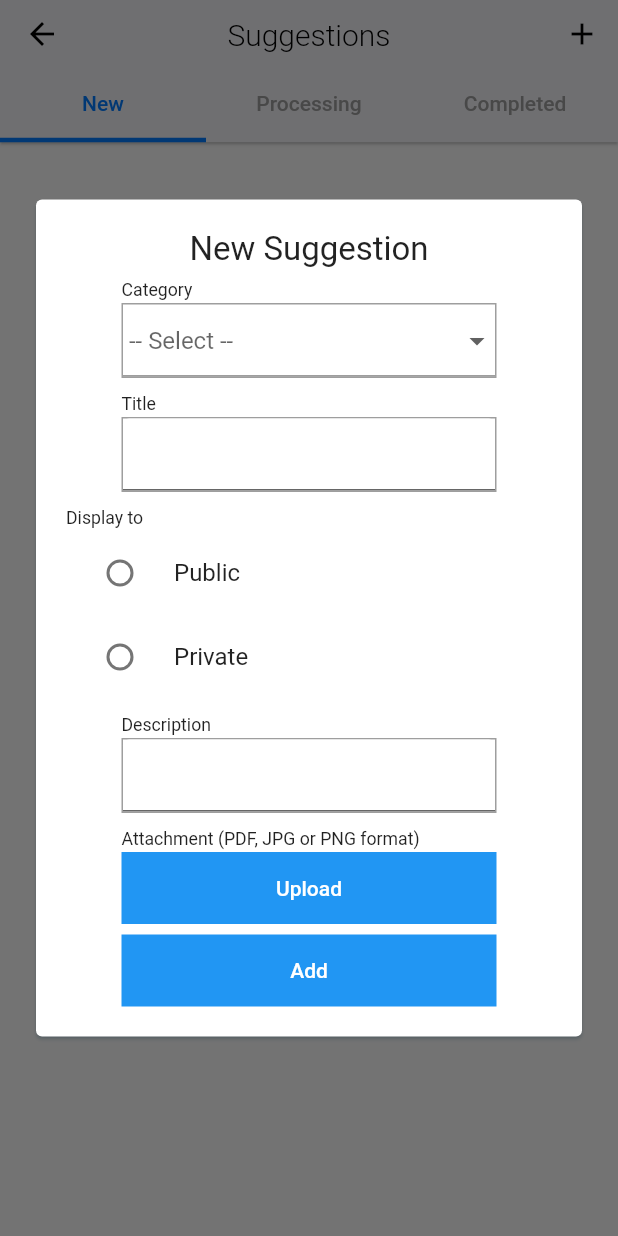
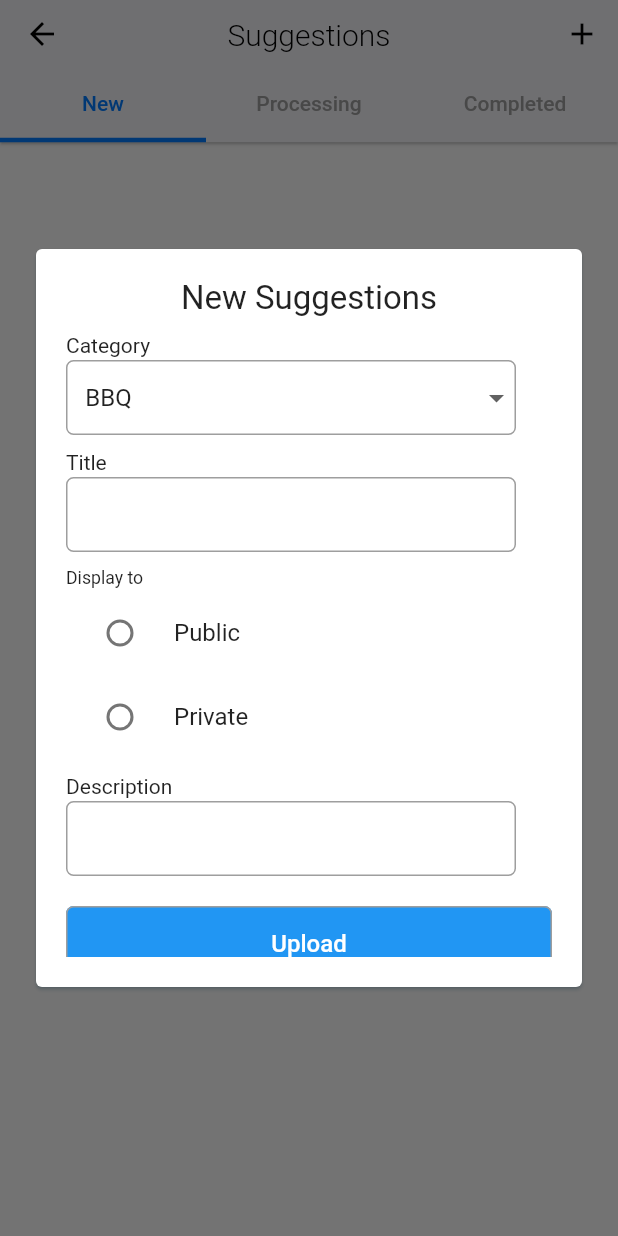
Before and after one commit to CodingPe/homeserva2, a Flutter app: the Suggestions screen opened directly, after a tap on the "add" icon, on a phone screen of 412 x 824 dp. Run offline on Flutter 3.47's test engine with Material 2 defaults, Android fonts, the phone set to English and light mode, and no system bars; our stand-ins replace badges, firebase_core, firebase_messaging, flutter_local_notifications, group_button, hive and 2 more; accounts and stored records are empty; network calls fail.

Commit message:
- 優化了Form的 height，現在整體比較大了 - 弄了sub user account的SOS button

```diff
--- a/lib/a20_04_suggestions.dart
+++ b/lib/a20_04_suggestions.dart
@@ -76,89 +76,90 @@ class _SuggestionsState extends State<Suggestions> {
     }
   }
 
-  void showAddContentDialog() {
+  void showAddSuggestionDialog() {
     showDialog(
         context: context,
         builder: (ctx) => StatefulBuilder(
             builder: (context,setState){
               return Center(
                 child: Container(
-                    constraints: const BoxConstraints(
-                        minWidth: 500
-                    ),
+                    height: 500,
                     margin: const EdgeInsets.all(20),
                     child: Card(
                       shadowColor: Colors.blueGrey,
                       child: Container(
                         padding: const EdgeInsets.all(20),
-                        child:  Form(
+                        child: Form(
                             key: _formKey,
                             child: ScrollConfiguration(
                               behavior: const ScrollBehavior().copyWith(overscroll: false),
-                            child: SingleChildScrollView(
-                              child: Column(
+                              child: ListView(
                                 children: [
-                                  const Text("New Suggestion",style: TextStyle(fontWeight: FontWeight.w400,fontSize: 22),),
-                                  const SizedBox(height: 7),
                                   Column(
                                     crossAxisAlignment: CrossAxisAlignment.start,
                                     children: [
-                                      const Text("Category"),
+                                      const Center(
+                                        child: Text("New Suggestions",style: TextStyle(fontWeight: FontWeight.w400,fontSize: 22),),
+                                      ),
+                                      const SizedBox(height: 10),
+                                      const Text("Category",style: TextStyle(fontSize: 14)),
                                       const SizedBox(height: 2),
                                       Container(
-                                        width: 250,
+                                        width: 300,
                                         decoration: BoxDecoration(
+                                          color: Colors.white,
+                                          borderRadius: BorderRadius.circular(5),
                                           border: Border.all(color: Colors.grey),
                                         ),
                                         child: DropdownButtonFormField(
-                                          hint: const Text(" -- Select --"),
+                                          decoration: const InputDecoration(
+                                            border: InputBorder.none,
+                                          ),
                                           isExpanded: true,
-                                          value: selectedTitle,
+                                          value: list.first,
                                           items: list.map((value) => DropdownMenuItem(
+                                            value: value,
                                             child: Text('   $value',),
-                                            value: value,
                                           )).toList(),
                                           onChanged: (String? value) {
                                             setState(() {
                                               selectedTitle = value;
                                             });
                                           },
-                                          validator: (value){
-                                            if(value == null || value.isEmpty){
-                                              return "Please select your Category";
-                                            }
-                                            return null;
+                                        ),
+                                      ),
+                                      const SizedBox(height: 10),
+                                      const Text("Title",style: TextStyle(fontSize: 14)),
+                                      const SizedBox(height: 2),
+                                      Container(
+                                          width: 300,
+                                          decoration: BoxDecoration(
+                                            color: Colors.white,
+                                            borderRadius: BorderRadius.circular(5),
+                                            border: Border.all(color: Colors.grey),
+                                          ),
+                                          child: Padding(
+                                            padding: const EdgeInsets.only(left: 5),
+                                            child: TextFormField(
+                                              controller: title,
+                                              decoration: InputDecoration(
+                                                border: InputBorder.none,
+                                                suffixIcon: title.text.isNotEmpty
+                                                    ? IconButton(
+                                                  icon: const Icon(Icons.clear, color: Colors.grey,size: 20,),
+                                                  onPressed: () {
+                                                    setState(() {
+                                                      title.clear();
+                                                    });
+                                                  },
+                                                )
+                                                    : null,
+                                              ),
+                                              onChanged: (value) {
+                                                setState(() {});
                                               },
                                             ),
-                                      ),
-                                    ],
-                                  ),
-                                  const SizedBox(height: 10),
-                                  Column(
-                                    crossAxisAlignment: CrossAxisAlignment.start,
-                                    children: [
-                                      const Text("Title"),
-                                      const SizedBox(height: 2),
-                                      Container(
-                                          width: 250,
-                                          decoration: BoxDecoration(
-                                            border: Border.all(color: Colors.grey),
-                                          ),
-                                          child: TextFormField(
-                                            controller: title,
-                                            decoration: const InputDecoration(
-                                              filled: true,
-                                              fillColor: Colors.white,
-                                            ),
-                                            validator: (value){
-                                              if(value == null || value.isEmpty){
-                                                return "Please fill your title";
-                                              }
-                                              return null;
-                                            },
                                           )
-                                      ),
-                                    ],
                                       ),
                                       const SizedBox(height: 10),
                                       Column(
@@ -192,95 +193,88 @@ class _SuggestionsState extends State<Suggestions> {
                                         ],
                                       ),
                                       const SizedBox(height: 10),
-                                  Column(
-                                    crossAxisAlignment: CrossAxisAlignment.start,
-                                    children: [
-                                      const Text("Description"),
+                                      const Text("Description",style: TextStyle(fontSize: 14)),
                                       const SizedBox(height: 2),
                                       Container(
-                                        width: 250,
+                                          width: 300,
                                           decoration: BoxDecoration(
+                                            color: Colors.white,
+                                            borderRadius: BorderRadius.circular(5),
                                             border: Border.all(color: Colors.grey),
                                           ),
-                                        child: Expanded(
+                                          child: Padding(
+                                            padding: const EdgeInsets.only(left: 5),
                                             child: TextFormField(
                                               controller: description,
-                                            decoration: const InputDecoration(
-                                              filled: true,
-                                              fillColor: Colors.white,
+                                              decoration: InputDecoration(
+                                                border: InputBorder.none,
+                                                suffixIcon: description.text.isNotEmpty
+                                                    ? IconButton(
+                                                  icon: const Icon(Icons.clear, color: Colors.grey,size: 20,),
+                                                  onPressed: () {
+                                                    setState(() {
+                                                      description.clear();
+                                                    });
+                                                  },
+                                                )
+                                                    : null,
                                               ),
-                                            validator: (value){
-                                              if(value == null || value.isEmpty){
-                                                return "Please fill your description";}
-                                              return null;
+                                              onChanged: (value) {
+                                                setState(() {});
                                               },
+                                            ),
+                                          )
+                                      ),
+                                    ],
+                                  ),
+                                  const SizedBox(height: 20),
+                                  SizedBox(
+                                    width: 300,
+                                    height: 50,
+                                    child: TextButton(
+                                      onPressed: (){
+                                        pickImage();
+                                      },
+                                      style: TextButton.styleFrom(
+                                        backgroundColor: Colors.blue,
+                                        primary: Colors.white,
+                                        shape: RoundedRectangleBorder(
+                                          borderRadius: BorderRadius.circular(5),
+                                          side: const BorderSide(color: Colors.grey),
+                                        ),
+                                      ),
+                                      child: const Text(
+                                        'Upload',
+                                        style: TextStyle(fontSize: 16),
+                                      ),
+                                    ),
+                                  ),
+                                  const SizedBox(height: 10),
+                                  SizedBox(
+                                    width: 300,
+                                    height: 50,
+                                    child: TextButton(
+                                      onPressed: (){
+                                        Navigator.pop(context);
+                                      },
+                                      style: TextButton.styleFrom(
+                                        backgroundColor: Colors.blue,
+                                        primary: Colors.white,
+                                        padding: const EdgeInsets.symmetric(horizontal: 24, vertical: 8),
+                                        shape: RoundedRectangleBorder(
+                                          borderRadius: BorderRadius.circular(5),
+                                          side: const BorderSide(color: Colors.grey),
+                                        ),
+                                      ),
+                                      child: const Text(
+                                        'Add',
+                                        style: TextStyle(fontSize: 16),
                                       ),
                                     ),
                                   )
                                 ],
                               ),
-                                  const SizedBox(height: 10),
-                                  Column(
-                                    crossAxisAlignment: CrossAxisAlignment.start,
-                                    children: [
-                                      const Text("Attachment (PDF, JPG or PNG format)"),
-                                      const SizedBox(height: 2),
-                                      if (image != null)
-                                        Container(
-                                          width: 250,
-                                          height: 250,
-                                          decoration: BoxDecoration(
-                                            image: DecorationImage(
-                                              image: FileImage(image!),
-                                              fit: BoxFit.cover,
-                                            ),
-                                          ),
-                                        ),
-                                      if (image != null)
-                                        Positioned(
-                                          top: 0,
-                                          right: 0,
-                                          child: GestureDetector(
-                                            onTap: () {
-                                              setState(() {
-                                                image = null;
-                                              });
-                                            },
-                                            child: const Icon(
-                                              Icons.clear,
-                                              color: Colors.white,
-                                            ),
-                                          ),
-                                        ),
-                                      Container(
-                                        width: 250,
-                                        color: Colors.blue,
-                                        child: TextButton(onPressed: (){
-                                          pickImage();
-                                        }, child: const Text("Upload",style: TextStyle(color: Colors.white),)),
-                                      ),
-                                      const SizedBox(height: 7),
-                                      Container(
-                                        width: 250,
-                                        color: Colors.blue,
-                                        child: TextButton(
-                                          onPressed: () {
-                                            _addSuggestion();
-                                            print(image);
-                                            Navigator.pop(context);
-                                          },
-                                          child: const Text(
-                                            "Add",
-                                            style: TextStyle(color: Colors.white),
-                                          ),
-                                        ),
-                                      ),
-                                    ],
-                                  ),
-                                ],
-                              ),
-                            ),
-                          ),
+                            )
                         ),
                       ),
                     )
@@ -324,7 +318,7 @@ class _SuggestionsState extends State<Suggestions> {
         ),
         actions: [
           IconButton(onPressed: () {
-            showAddContentDialog();
+            showAddSuggestionDialog();
           }, icon: const Icon(Icons.add, color: Colors.black))
         ],
       ),
```
Also changed, not shown: lib/a20_01_visitor.dart (+10 -20 lines), lib/a20_03_complaints.dart (+121 -118 lines), lib/a20_09_subuser_accounts.dart (+153 -31 lines), lib/a20_10_access_cards.dart (+1 -7 lines), lib/a20_11_home_services_applications.dart (+2 -7 lines). Lines whose indentation alone changed are shown as unchanged.
